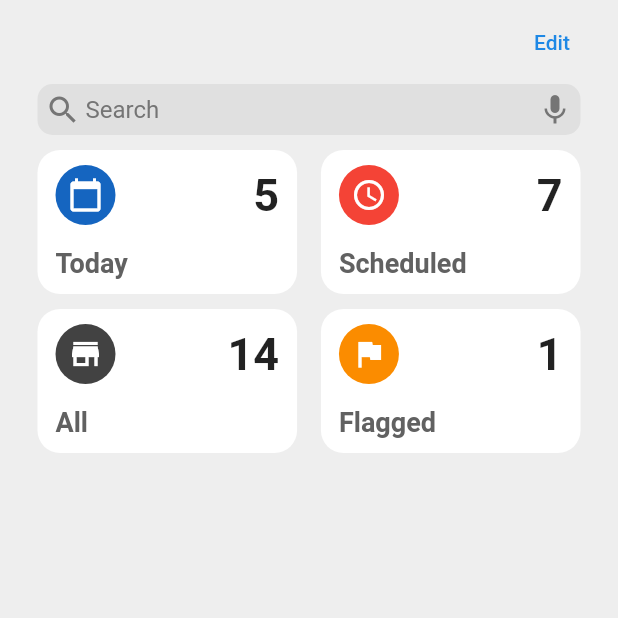
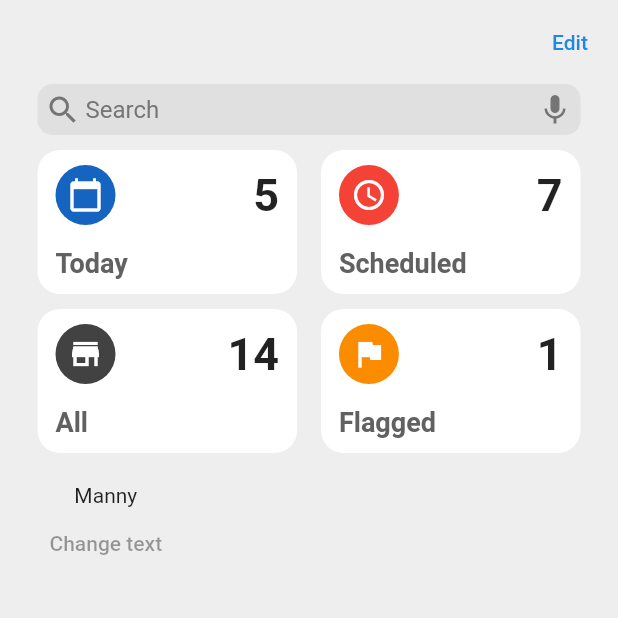
Before and after one commit to davidjhoseph/reminders_app, a Flutter app: the screen it shows after launch, after a tap on "Edit", on a phone screen of 412 x 824 dp, the top half of it. Run offline on Flutter 3.47's test engine with Material 2 defaults, Android fonts, the phone set to English and light mode, and no system bars; our stand-ins replace flutter_riverpod, get, riverpod.

Commit message:
still trying to understand riverpod

```diff
--- a/lib/main.dart
+++ b/lib/main.dart
@@ -1,10 +1,15 @@
 import 'package:flutter/material.dart';
+import 'package:flutter_riverpod/flutter_riverpod.dart';
 import 'package:get/get.dart';
 import 'package:reminder_app/settings/Theme.dart';
 import './routes/route.dart' as route;
 
 void main() {
-  runApp(MyApp());
+  runApp(
+    ProviderScope(
+      child: MyApp(),
+    ),
+  );
 }
 
 class MyApp extends StatelessWidget {
@@ -15,7 +20,7 @@ class MyApp extends StatelessWidget {
       onTap: () {
         FocusScope.of(context).requestFocus(FocusNode());
       },
-      child: GetMaterialApp(
+      child: MaterialApp(
         debugShowCheckedModeBanner: false,
         initialRoute: "/",
         onGenerateRoute: route.generateRoute,
--- /dev/null
+++ b/lib/provider/ListProvider.dart
@@ -0,0 +1,12 @@
+import 'package:flutter/material.dart';
+import 'package:reminder_app/Models/SingleList.dart';
+
+class ListProvider {
+  List<SingleList> lists = [
+    SingleList(color: Colors.orange[500], icon: Icons.ac_unit)
+  ];
+  String greet = "Manny";
+  changeGreeting() {
+    greet = "string";
+  }
+}
--- a/lib/routes/route.dart
+++ b/lib/routes/route.dart
@@ -7,7 +7,7 @@ Route<dynamic> generateRoute(RouteSettings settings) {
   switch (settings.name) {
     case Home:
       return MaterialPageRoute(builder: (_) => HomeScreen());
-    // case Scheduled:
-    //   return MaterialPageRoute(builder: (_) => ScheduledScreen());
+    case ScheduledScreen.routeName:
+      return MaterialPageRoute(builder: (_) => ScheduledScreen());
   }
 }
--- a/lib/screens/HomeScreen.dart
+++ b/lib/screens/HomeScreen.dart
@@ -1,7 +1,11 @@
 import 'package:flutter/material.dart';
-import 'package:get/get.dart';
+import 'package:flutter_riverpod/flutter_riverpod.dart';
+import 'package:reminder_app/provider/ListProvider.dart';
 import 'package:reminder_app/screens/ScheduledScreen.dart';
 import 'package:reminder_app/widgets/home_screen/MenuBox.dart';
+import 'package:riverpod/riverpod.dart';
+
+final lists = Provider((ref) => ListProvider());
 
 class HomeScreen extends StatelessWidget {
   @override
@@ -12,7 +16,7 @@ class HomeScreen extends StatelessWidget {
         backgroundColor: Colors.transparent,
         elevation: 0,
         actions: [
-          FlatButton(
+          TextButton(
             onPressed: () {},
             child: Text(
               "Edit",
@@ -68,7 +72,8 @@ class HomeScreen extends StatelessWidget {
                       title: "Today",
                       icon: Icons.calendar_today,
                       navigate: () {
-                        Get.to(() => ScheduledScreen());
+                        Navigator.of(context)
+                            .pushNamed(ScheduledScreen.routeName);
                       },
                     ),
                     Spacer(),
@@ -78,7 +83,8 @@ class HomeScreen extends StatelessWidget {
                       title: "Scheduled",
                       icon: Icons.schedule,
                       navigate: () {
-                        Get.to(() => ScheduledScreen());
+                        Navigator.of(context)
+                            .pushNamed(ScheduledScreen.routeName);
                       },
                     ),
                   ],
@@ -92,7 +98,8 @@ class HomeScreen extends StatelessWidget {
                       title: "All",
                       icon: Icons.store,
                       navigate: () {
-                        Get.to(() => ScheduledScreen());
+                        Navigator.of(context)
+                            .pushNamed(ScheduledScreen.routeName);
                       },
                     ),
                     Spacer(),
@@ -102,11 +109,27 @@ class HomeScreen extends StatelessWidget {
                       title: "Flagged",
                       icon: Icons.flag,
                       navigate: () {
-                        Get.to(() => ScheduledScreen());
+                        Navigator.of(context)
+                            .pushNamed(ScheduledScreen.routeName);
                       },
                     ),
                   ],
                 ),
+                SizedBox(height: 20),
+                Consumer(builder: (context, watch, child) {
+                  final response = watch(lists);
+                  return response.lists.isEmpty
+                      ? Text("No List Yet")
+                      : Column(
+                          children: [
+                            Text(response.greet),
+                            TextButton(
+                              onPressed: response.changeGreeting(),
+                              child: Text("Change text"),
+                            )
+                          ],
+                        );
+                })
               ],
             ),
           ),
--- a/pubspec.yaml
+++ b/pubspec.yaml
@@ -25,7 +25,6 @@ dependencies:
     sdk: flutter
   get: ^4.1.1
   hive: ^2.0.2
-  riverpod: ^0.13.1
   flutter_riverpod: ^0.13.1+1
   hooks_riverpod: ^0.13.1+1
 
```
Also changed, not shown: lib/Models/SingleList.dart (added, +7 -0 lines), lib/screens/ScheduledScreen.dart (+1 -13 lines), pubspec.lock.
